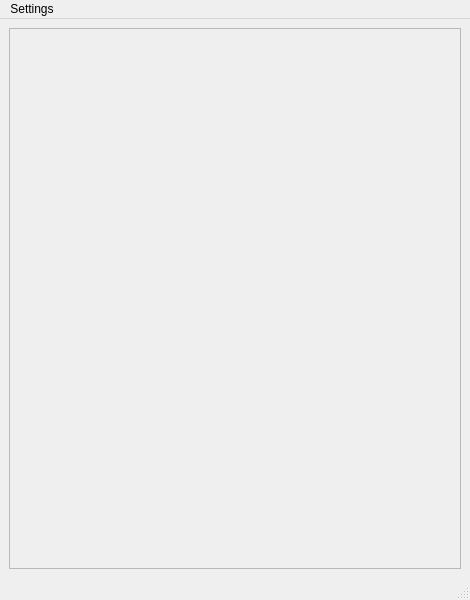
This is chat-display/mainwindow.ui in Yahya-Alkhosoussy/youtube-chat-on-screen as Qt 5 draws it before an edit. The edited form follows.
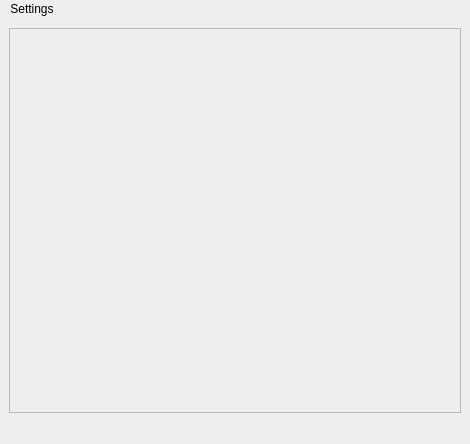
This is the edited form.

Commit message: changed the style of the bars to make them invisible as well

```diff
--- a/chat-display/mainwindow.ui
+++ b/chat-display/mainwindow.ui
@@ -7,7 +7,7 @@
     <x>0</x>
     <y>0</y>
     <width>470</width>
-    <height>600</height>
+    <height>444</height>
    </rect>
   </property>
   <property name="windowTitle">
@@ -35,7 +35,7 @@
          <x>0</x>
          <y>0</y>
          <width>444</width>
-         <height>514</height>
+         <height>358</height>
         </rect>
        </property>
        <property name="styleSheet">
@@ -73,6 +73,9 @@
      <height>33</height>
     </rect>
    </property>
+   <property name="styleSheet">
+    <string notr="true">background: transparent;</string>
+   </property>
    <widget class="QMenu" name="menuSettings">
     <property name="title">
      <string>Settings</string>
@@ -81,7 +84,11 @@
    </widget>
    <addaction name="menuSettings"/>
   </widget>
-  <widget class="QStatusBar" name="statusbar"/>
+  <widget class="QStatusBar" name="statusbar">
+   <property name="styleSheet">
+    <string notr="true">background: transparent;</string>
+   </property>
+  </widget>
   <action name="actionPrefrences">
    <property name="text">
     <string>Preferences</string>
```
Left out of the diff: 9 changed lines with no effect on the pictures.
